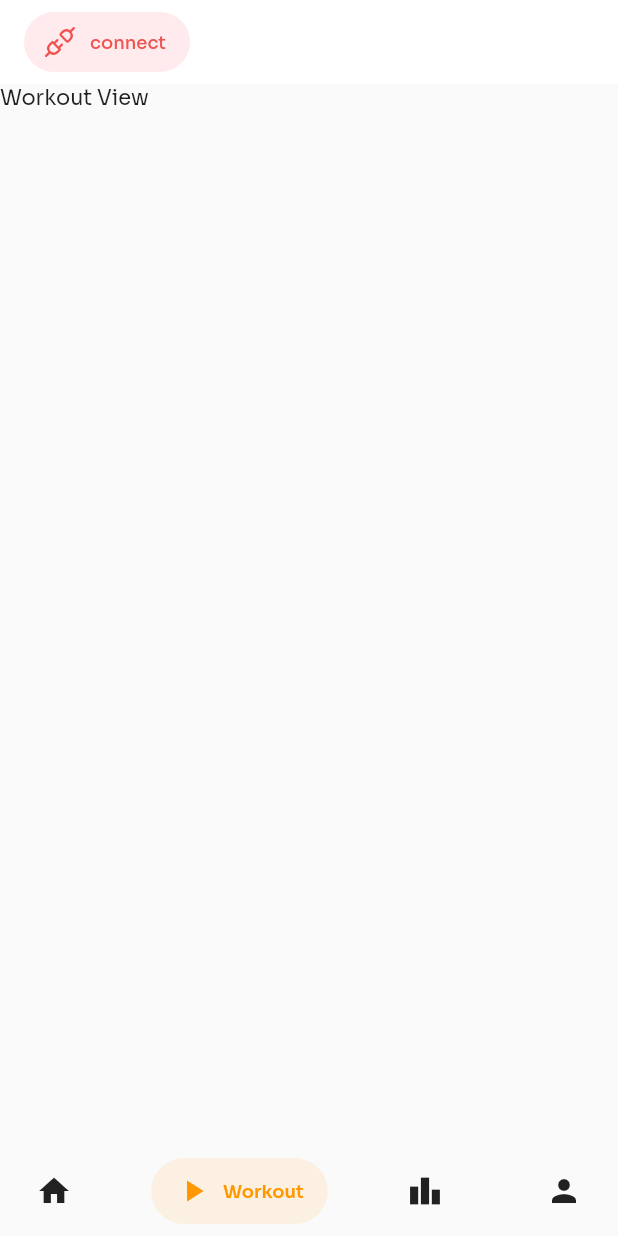
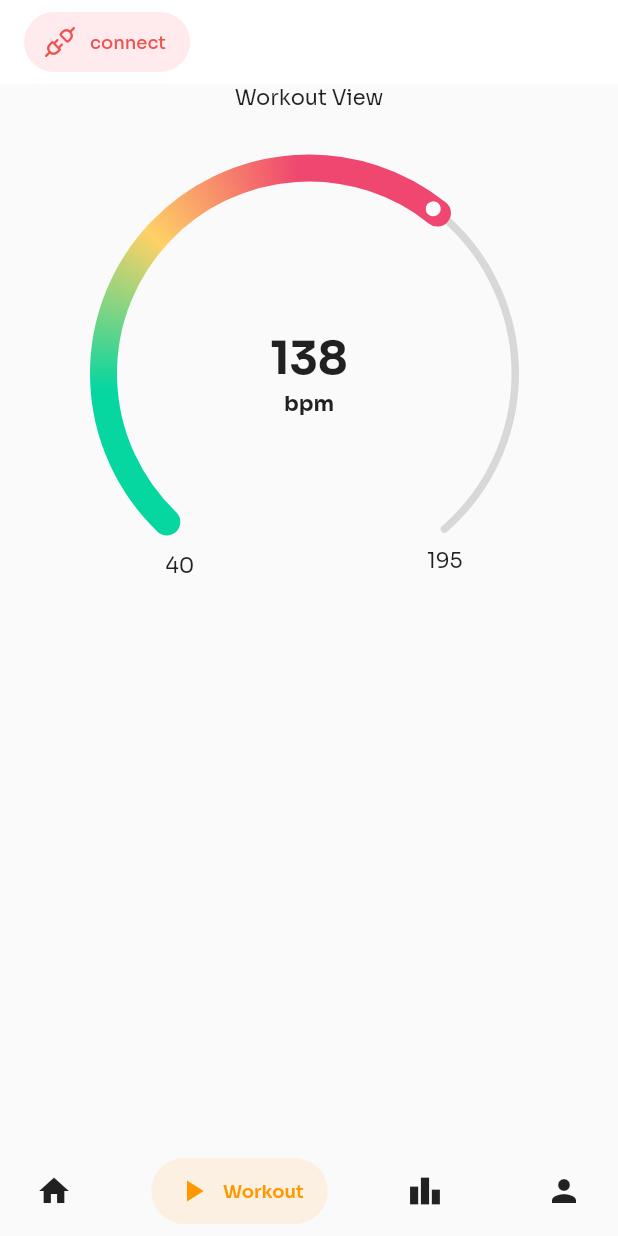
Before and after one commit to lnconsole/BeatzCoin, a Flutter app: the screen it shows after launch, item 2 of the bottom bar chosen, on a phone screen of 412 x 824 dp. Run offline on Flutter 3.47's test engine with Material 2 defaults, Android fonts, the phone set to English and light mode, and no system bars; drawn by our look-alikes of salomon_bottom_bar, syncfusion_flutter_gauges; our stand-ins replace flutter_svg, get; missing offline and left inert: polar.

Commit message:
add gauge chart sample

```diff
--- a/flutter-beatcoin/lib/main.dart
+++ b/flutter-beatcoin/lib/main.dart
@@ -8,9 +8,14 @@ import 'package:flutter/material.dart';
 import 'package:get/get.dart';
 import 'package:salomon_bottom_bar/salomon_bottom_bar.dart';
 import 'package:flutter_svg/flutter_svg.dart';
+import 'package:flutter/services.dart';
 
-void main() {
+void main() async {
   WidgetsFlutterBinding.ensureInitialized();
+  await SystemChrome.setPreferredOrientations([
+    DeviceOrientation.portraitUp,
+    DeviceOrientation.portraitDown,
+  ]);
 
   Get.put(PolarController());
 
--- a/flutter-beatcoin/lib/pages/workout.dart
+++ b/flutter-beatcoin/lib/pages/workout.dart
@@ -1,14 +1,22 @@
+import 'package:beatcoin/polar/polar.dart';
+import 'package:beatcoin/widgets/gauge_chart.dart';
 import 'package:flutter/material.dart';
+import 'package:get/get.dart';
 
 class WorkoutPage extends StatelessWidget {
-  const WorkoutPage({super.key});
+  WorkoutPage({super.key});
+
+  PolarController polarController = Get.find();
 
   @override
   Widget build(BuildContext context) {
     return SingleChildScrollView(
       child: Column(
         mainAxisSize: MainAxisSize.max,
-        children: [Text('Workout View')],
+        children: [
+          Text('Workout View'),
+          buildDistanceTrackerExample(138),
+        ],
       ),
     );
   }
--- /dev/null
+++ b/flutter-beatcoin/lib/widgets/gauge_chart.dart
@@ -0,0 +1,94 @@
+import 'package:flutter/material.dart';
+import 'package:syncfusion_flutter_gauges/gauges.dart';
+
+SfRadialGauge buildDistanceTrackerExample(double markerValue) {
+  return SfRadialGauge(
+    enableLoadingAnimation: true,
+    axes: <RadialAxis>[
+      RadialAxis(
+        showLabels: false,
+        showTicks: false,
+        radiusFactor: 0.8,
+        minimum: 40,
+        maximum: 195,
+        axisLineStyle: const AxisLineStyle(
+          cornerStyle: CornerStyle.startCurve,
+          thickness: 5,
+        ),
+        annotations: <GaugeAnnotation>[
+          GaugeAnnotation(
+            angle: 90,
+            widget: Column(
+              mainAxisSize: MainAxisSize.min,
+              children: <Widget>[
+                Text(
+                  markerValue.toStringAsFixed(0),
+                  style: TextStyle(
+                    fontWeight: FontWeight.bold,
+                    fontSize: 30,
+                  ),
+                ),
+                Padding(
+                  padding: const EdgeInsets.fromLTRB(0, 2, 0, 0),
+                  child: Text(
+                    'bpm',
+                    style: TextStyle(
+                      fontWeight: FontWeight.bold,
+                      fontSize: 14,
+                    ),
+                  ),
+                )
+              ],
+            ),
+          ),
+          GaugeAnnotation(
+            angle: 124,
+            positionFactor: 1.1,
+            widget: Text(
+              '40',
+              style: TextStyle(
+                fontSize: 14,
+              ),
+            ),
+          ),
+          GaugeAnnotation(
+            angle: 54,
+            positionFactor: 1.1,
+            widget: Text(
+              '195',
+              style: TextStyle(
+                fontSize: 14,
+              ),
+            ),
+          ),
+        ],
+        pointers: <GaugePointer>[
+          RangePointer(
+            value: markerValue + 3,
+            width: 18,
+            pointerOffset: -6,
+            cornerStyle: CornerStyle.bothCurve,
+            color: Color(0xffef476f),
+            gradient: SweepGradient(
+              colors: <Color>[
+                Color(0xff06d6a0),
+                Color(0xffffd166),
+                Color(0xffef476f),
+              ],
+              stops: <double>[
+                0.25,
+                0.5,
+                0.75,
+              ],
+            ),
+          ),
+          MarkerPointer(
+            value: markerValue,
+            color: Colors.white,
+            markerType: MarkerType.circle,
+          ),
+        ],
+      ),
+    ],
+  );
+}
--- a/flutter-beatcoin/pubspec.yaml
+++ b/flutter-beatcoin/pubspec.yaml
@@ -39,6 +39,7 @@ dependencies:
   get: ^4.6.5
   salomon_bottom_bar: ^3.3.2
   flutter_svg: ^2.0.6
+  syncfusion_flutter_gauges: ^21.2.9
 
 dev_dependencies:
   flutter_test:
```
Also changed, not shown: flutter-beatcoin/pubspec.lock.
